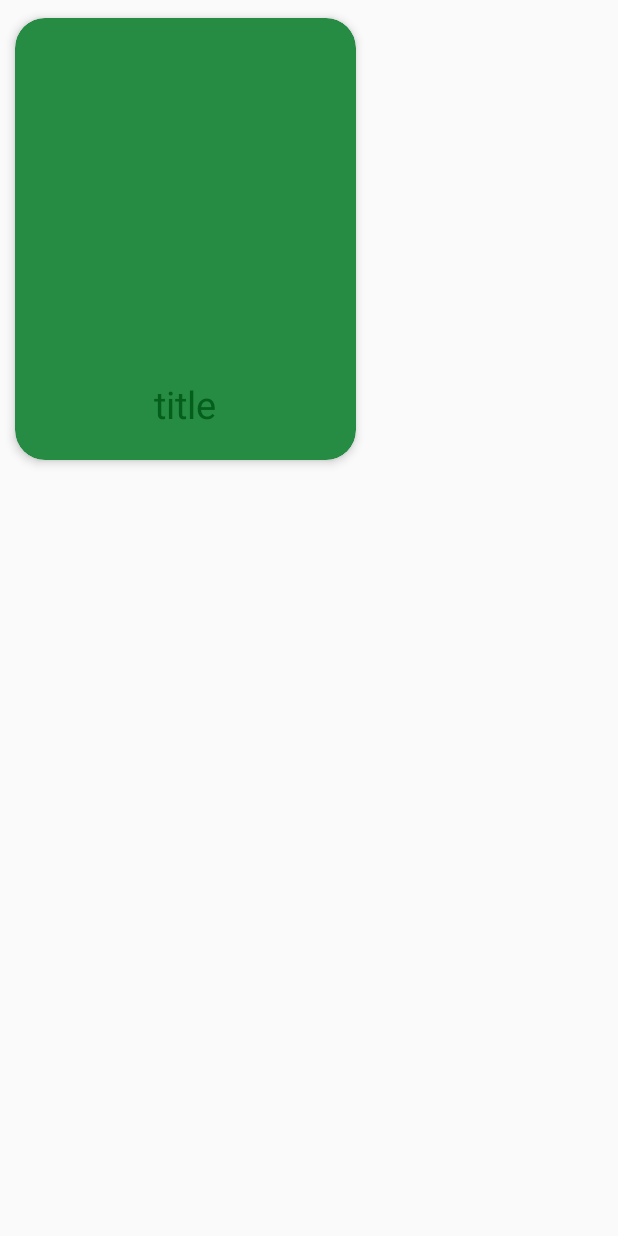
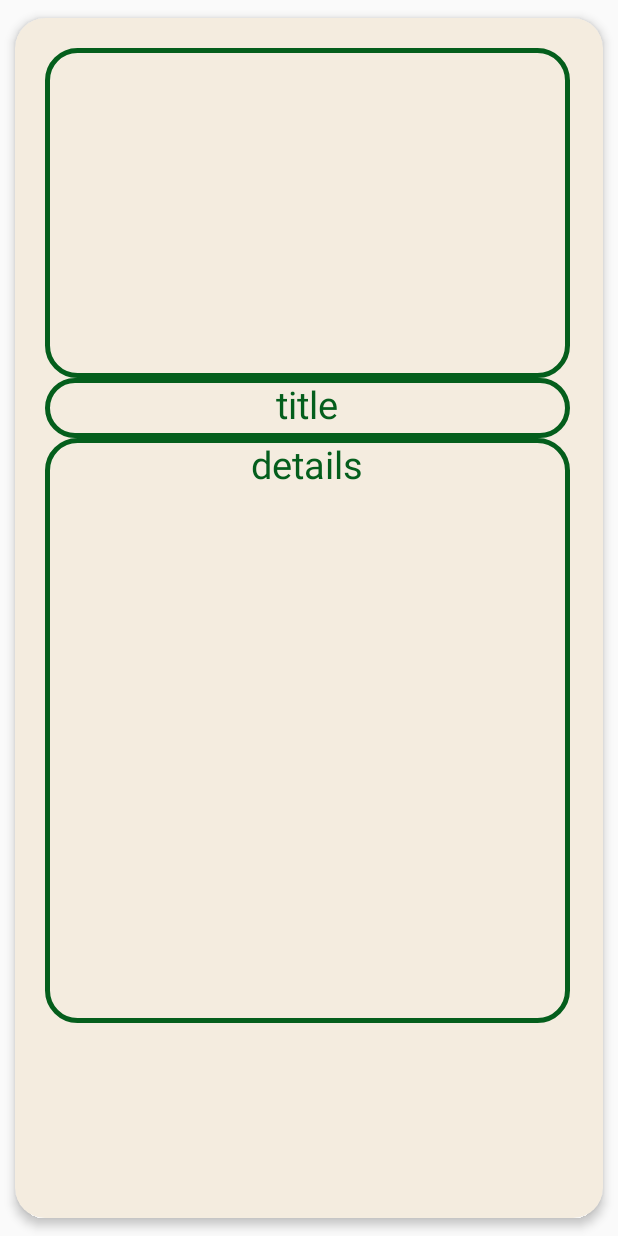
Before and after one commit to hk26/Plantation_Guide, an Android app: the layout plants.xml on its own in the app's theme, with its tools: preview values and no code run, on a phone screen of 412 x 824 dp. Run offline under Robolectric (Android 15) with nearby library versions, the phone set to English and light mode, and no system bars; Roboto replaces fonts that are not available here.

Commit message:
40% ready

```diff
--- a/app/build.gradle
+++ b/app/build.gradle
@@ -45,4 +45,10 @@ dependencies {
     implementation platform('com.google.firebase:firebase-bom:25.12.0')
     implementation 'com.google.firebase:firebase-analytics'
 
+    implementation 'com.github.bumptech.glide:glide:4.11.0'
+    implementation 'com.google.firebase:firebase-auth:19.4.0'
+    implementation 'com.firebaseui:firebase-ui-database:6.3.0'
+    implementation 'com.firebaseui:firebase-ui-database:6.3.0'
+
+
 }
--- a/app/src/main/AndroidManifest.xml
+++ b/app/src/main/AndroidManifest.xml
@@ -19,7 +19,8 @@
         android:roundIcon="@mipmap/ic_launcher_round"
         android:supportsRtl="true"
         android:theme="@style/AppTheme">
-        <activity android:name=".home_page"></activity>
+        <activity android:name=".meditional_Plants"></activity>
+        <activity android:name=".home_page" />
         <!--
              The API key for Google Maps-based APIs is defined as a string resource.
              (See the file "res/values/google_maps_api.xml").
--- a/app/src/main/res/layout/plants.xml
+++ b/app/src/main/res/layout/plants.xml
@@ -1,14 +1,14 @@
 <?xml version="1.0" encoding="utf-8"?>
 <androidx.cardview.widget.CardView xmlns:android="http://schemas.android.com/apk/res/android"
-    android:layout_width="wrap_content"
-    android:layout_height="wrap_content"
+    android:layout_width="match_parent"
+    android:layout_height="match_parent"
     xmlns:app="http://schemas.android.com/apk/res-auto"
     xmlns:cardBackgroundColor="http://schemas.android.com/tools"
     app:cardCornerRadius="20dp"
     app:contentPadding="10dp"
     app:cardUseCompatPadding="true"
     app:cardElevation="4dp"
-    app:cardBackgroundColor="@color/colorPrimaryDark"
+    app:cardBackgroundColor="@color/creamy"
     >
      <LinearLayout
          android:layout_width="wrap_content"
@@ -22,20 +22,33 @@
              >
              <ImageView
                  android:id="@+id/rimageview"
-                 android:layout_width="187dp"
+                 android:layout_width="350dp"
                  android:layout_height="220dp"
                  android:adjustViewBounds="true"
+                 android:background="@drawable/custon_edittext_background"
                  android:padding="5dp"
                  android:scaleType="centerCrop" />
 
              <TextView
                  android:id="@+id/rTitleView"
                  android:layout_width="match_parent"
-                 android:layout_height="wrap_content"
+                 android:layout_height="40dp"
                  android:text="title"
+                 android:background="@drawable/custon_edittext_background"
                  android:textAlignment="center"
                  android:textColor="@color/darkfgreen"
                  android:textSize="25sp" />
+
+             <TextView
+                 android:id="@+id/details"
+                 android:layout_width="match_parent"
+                 android:layout_height="390dp"
+                 android:text="details"
+                 android:background="@drawable/custon_edittext_background"
+                 android:textAlignment="center"
+                 android:textColor="@color/darkfgreen"
+                 android:textSize="25sp" />
+
          </LinearLayout>
      </LinearLayout>
 
--- a/app/src/main/res/values/strings.xml
+++ b/app/src/main/res/values/strings.xml
@@ -32,7 +32,7 @@
     <string name="todo9">TODO</string>
     <string name="medical_Btn">expand It</string>
     <string name="ortext">or</string>
-    <string name="Guest_login"><u>am a Guest !</u> </string>
+    <string name="Guest_login"><u>I am a Guest !</u> </string>
     <string name="title_activity_nerceries">Map</string>
     <string name="title_activity_nurseries">Map</string>
     <string name="title_activity_homepage">Homepage</string>
@@ -44,5 +44,4 @@
     <string name="action_settings">Settings</string>
 
 
-
 </resources>
```
Also changed, not shown: app/src/main/java/com/example/plantation_guide/Categories.java (+14 -2 lines), app/src/main/java/com/example/plantation_guide/meditional_Plants.java (added, +14 -0 lines), app/src/main/java/com/example/plantation_guide/model.java (added, +42 -0 lines), app/src/main/java/com/example/plantation_guide/myadapter.java (added, +56 -0 lines), app/src/main/res/layout/activity_categories.xml (+31 -5 lines), app/src/main/res/layout/activity_meditional_plants.xml (added, +17 -0 lines).
